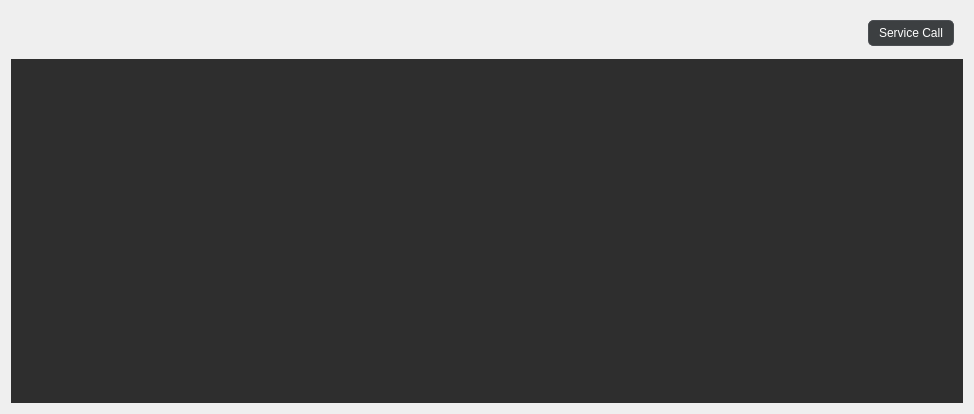
robotique-udes/rover, file rover_gui/ui/ui/DeviceStatus.ui: the form before one commit.
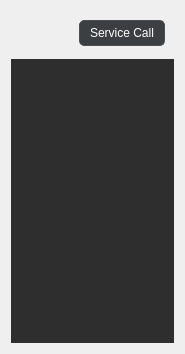
The form after the commit.

Commit message: Setting fixed size info labels

The edit to the form file:
```diff
--- a/rover_gui/ui/ui/DeviceStatus.ui
+++ b/rover_gui/ui/ui/DeviceStatus.ui
@@ -6,8 +6,8 @@
    <rect>
     <x>0</x>
     <y>0</y>
-    <width>974</width>
-    <height>414</height>
+    <width>185</width>
+    <height>354</height>
    </rect>
   </property>
   <property name="sizePolicy">
@@ -26,7 +26,7 @@
    <item row="1" column="5">
     <widget class="QWidget" name="deviceInfos" native="true">
      <property name="sizePolicy">
-      <sizepolicy hsizetype="Expanding" vsizetype="Expanding">
+      <sizepolicy hsizetype="Preferred" vsizetype="Preferred">
        <horstretch>0</horstretch>
        <verstretch>0</verstretch>
       </sizepolicy>
```
The commit also changes 3 other files.
